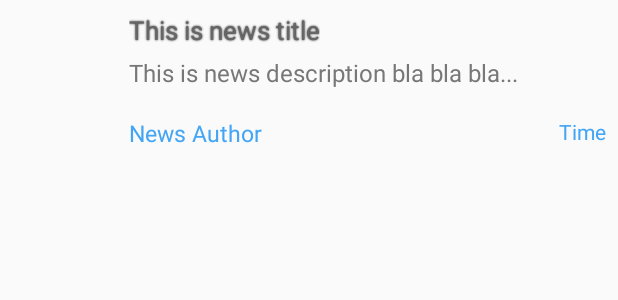
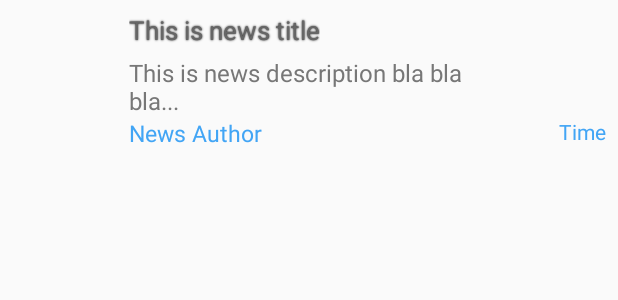
Before and after one commit to ghost1996110/newsapi, an Android app: the layout list_row.xml on its own in the app's theme, with its tools: preview values and no code run, on a phone screen of 412 x 824 dp. Shown: the top 300 px of the screen. Run offline under Robolectric (Android 15) with nearby library versions, the phone set to English and light mode, and no system bars.

Commit message:
changes made

```diff
--- a/app/src/main/java/com/example/ghost/newsapi/DetailsActivity.java
+++ b/app/src/main/java/com/example/ghost/newsapi/DetailsActivity.java
@@ -6,6 +6,7 @@ import android.support.v7.app.AppCompatActivity;
 import android.view.View;
 import android.webkit.WebChromeClient;
 import android.webkit.WebView;
+import android.webkit.WebViewClient;
 import android.widget.ProgressBar;
 import android.widget.Toast;
 
@@ -27,6 +28,7 @@ public class DetailsActivity extends AppCompatActivity {
         webView = (WebView) findViewById(R.id.webView);
         webView.getSettings().setBuiltInZoomControls(true);
         webView.getSettings().setDisplayZoomControls(false);
+        webView.setWebViewClient(new WebViewClient());
         webView.loadUrl(url);
 
 
--- a/app/src/main/res/layout/list_row.xml
+++ b/app/src/main/res/layout/list_row.xml
@@ -1,62 +1,58 @@
 <?xml version="1.0" encoding="utf-8"?>
-<LinearLayout
-    xmlns:android="http://schemas.android.com/apk/res/android"
+<LinearLayout xmlns:android="http://schemas.android.com/apk/res/android"
     android:layout_width="fill_parent"
     android:layout_height="wrap_content"
+    android:layout_weight="7"
     android:background="@android:color/transparent"
     android:descendantFocusability="blocksDescendants"
     android:orientation="horizontal"
-    android:layout_weight="7"
     android:padding="8dp">
 
     <LinearLayout
         android:layout_width="wrap_content"
         android:layout_height="wrap_content"
+        android:gravity="center"
         android:orientation="vertical"
-        android:gravity="center"
         android:padding="4dp">
 
         <ImageView
             android:id="@+id/galleryImage"
             android:layout_width="70dp"
-            android:layout_height="50dp"
-            />
+            android:layout_height="84dp" />
     </LinearLayout>
 
 
+    <LinearLayout
+        android:layout_width="284dp"
+        android:layout_height="wrap_content"
+        android:layout_weight="7"
+        android:orientation="vertical">
 
-    <LinearLayout
-        android:layout_width="0dp"
-        android:layout_height="wrap_content"
-        android:orientation="vertical"
-        android:layout_weight="7"
-        >
         <TextView
             android:id="@+id/title"
             android:layout_width="wrap_content"
             android:layout_height="wrap_content"
+            android:layout_marginBottom="5dp"
+            android:ellipsize="end"
+            android:maxLines="2"
+            android:scrollHorizontally="true"
             android:shadowColor="#000"
             android:shadowRadius="1.0"
+            android:text="This is news title"
             android:textColor="#666666"
-            android:textSize="17sp"
-            android:layout_marginBottom="5dp"
-            android:maxLines="2"
-            android:scrollHorizontally="true"
-            android:ellipsize="end"
-            android:text="This is news title"/>
+            android:textSize="17sp" />
 
         <TextView
             android:id="@+id/sdetails"
-            android:layout_width="wrap_content"
+            android:layout_width="223dp"
             android:layout_height="wrap_content"
-            android:textColor="#777777"
-            android:textSize="16sp"
+            android:ellipsize="end"
             android:maxLines="2"
             android:minLines="2"
             android:scrollHorizontally="true"
-            android:ellipsize="end"
-            android:text="This is news description bla bla bla..."/>
-
+            android:text="This is news description bla bla bla..."
+            android:textColor="#777777"
+            android:textSize="16sp" />
 
 
         <LinearLayout
@@ -66,34 +62,32 @@
             android:weightSum="1">
 
 
-
             <LinearLayout
-                android:layout_width="0dp"
+                android:layout_width="249dp"
                 android:layout_height="wrap_content"
                 android:layout_weight="1"
                 android:orientation="horizontal">
 
                 <TextView
                     android:id="@+id/author"
-                    android:textSize="15sp"
-                    android:textColor="#42A5F5"
                     android:layout_width="wrap_content"
                     android:layout_height="wrap_content"
-                    android:text="News Author"/>
+                    android:text="News Author"
+                    android:textColor="#42A5F5"
+                    android:textSize="15sp" />
 
             </LinearLayout>
 
 
             <TextView
                 android:id="@+id/time"
-                android:gravity="right"
-                android:textSize="14sp"
-                android:textColor="#42A5F5"
                 android:layout_width="wrap_content"
                 android:layout_height="wrap_content"
-                android:text="Time"/>
+                android:gravity="right"
+                android:text="Time"
+                android:textColor="#42A5F5"
+                android:textSize="14sp" />
         </LinearLayout>
-
 
 
     </LinearLayout>
```
Also changed, not shown: app/src/main/java/com/example/ghost/newsapi/ListNewsAdapter.java (+63 -12 lines), app/src/main/java/com/example/ghost/newsapi/MainActivity.java (+16 -21 lines), app/src/main/res/layout/lr.xml (added, +92 -0 lines), app/src/main/res/mipmap-hdpi/iload.png (added).
